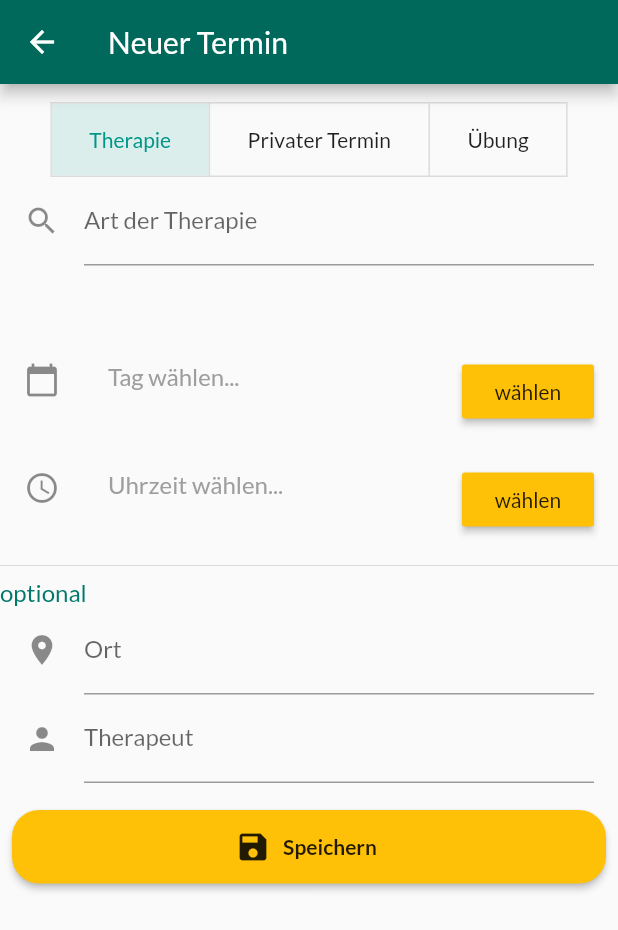
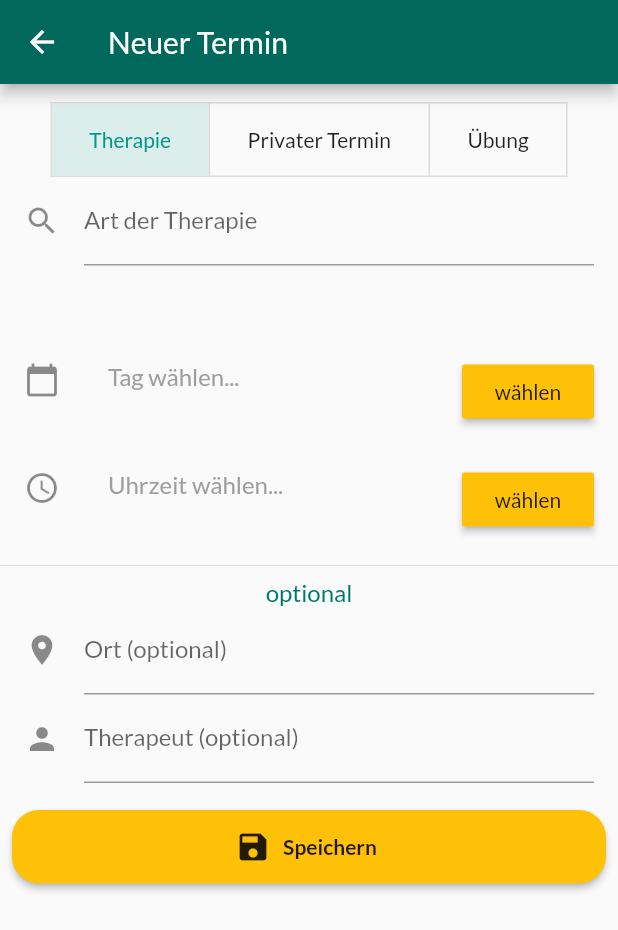
Before and after one commit to schmt5/papp, a Flutter app: the CreateAppointmentScreen screen opened by its route, on a phone screen of 412 x 824 dp. Shown: the top 930 px of the screen. Run offline on Flutter 3.47's test engine with Material 2 defaults, Android fonts, the phone set to English and light mode, and no system bars; our stand-ins replace flare_flutter, sqflite; missing offline and left inert: flare_dart; accounts and stored records are empty.

Commit message:
improve CreateAppointmentScreen

```diff
--- a/papp/lib/screens/create_appointment_screen.dart
+++ b/papp/lib/screens/create_appointment_screen.dart
@@ -313,7 +313,7 @@ class _CreateAppointmentScreenState extends State<CreateAppointmentScreen> {
                     _buildDateTimePicker(),
                     Divider(),
                     Text(
-                      'optional',
+                      'optional', textAlign: TextAlign.center,
                       style: TextStyle(
                         fontSize: 16,
                         color: Colors.teal[700],
@@ -323,7 +323,7 @@ class _CreateAppointmentScreenState extends State<CreateAppointmentScreen> {
                       padding: const EdgeInsets.symmetric(horizontal: 16),
                       child: TextFormField(
                         decoration: InputDecoration(
-                          labelText: 'Ort',
+                          labelText: 'Ort (optional)',
                           icon: Icon(
                             Icons.location_on,
                           ),
@@ -339,7 +339,7 @@ class _CreateAppointmentScreenState extends State<CreateAppointmentScreen> {
                       padding: const EdgeInsets.symmetric(horizontal: 16),
                       child: TextFormField(
                         decoration: InputDecoration(
-                          labelText: 'Therapeut',
+                          labelText: 'Therapeut (optional)',
                           icon: Icon(
                             Icons.person,
                           ),
--- a/papp/lib/widgets/app_drawer.dart
+++ b/papp/lib/widgets/app_drawer.dart
@@ -2,6 +2,7 @@ import 'package:flutter/material.dart';
 
 import '../screens/reward_screen.dart';
 import '../screens/teddy_screen.dart';
+import '../screens/user_screen.dart';
 
 class AppDrawer extends StatelessWidget {
   @override
@@ -20,7 +21,9 @@ class AppDrawer extends StatelessWidget {
           ListTile(
             leading: Icon(Icons.person),
             title: Text('Mein Profil'),
-            onTap: () {},
+            onTap: () {
+              Navigator.of(context).pushNamed(UserScreen.routeName);
+            },
           ),
           ListTile(
             leading: Icon(Icons.pets),
--- a/papp/lib/widgets/bell_card.dart
+++ b/papp/lib/widgets/bell_card.dart
@@ -1,4 +1,6 @@
 import 'package:flutter/material.dart';
+
+import '../screens/user_screen.dart';
 
 class BellCard extends StatelessWidget {
   final int daysLeft = 64;
@@ -8,7 +10,9 @@ class BellCard extends StatelessWidget {
     return Card(
       margin: EdgeInsets.all(15),
       child: InkWell(
-        onTap: () {},
+        onTap: () {
+          Navigator.of(context).pushNamed(UserScreen.routeName);
+        },
         child: Padding(
           padding: EdgeInsets.symmetric(horizontal: 5, vertical: 10),
           child: ListTile(
```
Also changed, not shown: papp/lib/screens/user_screen.dart (+16 -2 lines).
